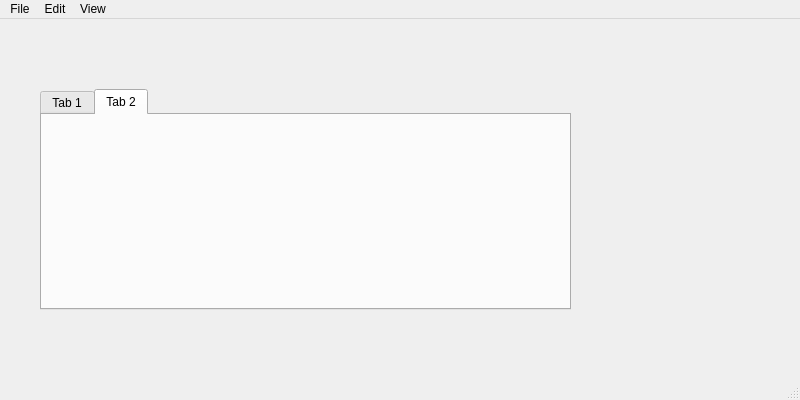
CS4311-spring-2020/pick-tool-team15-spicegirls, file ui/MainWindow.ui: the form before one commit.
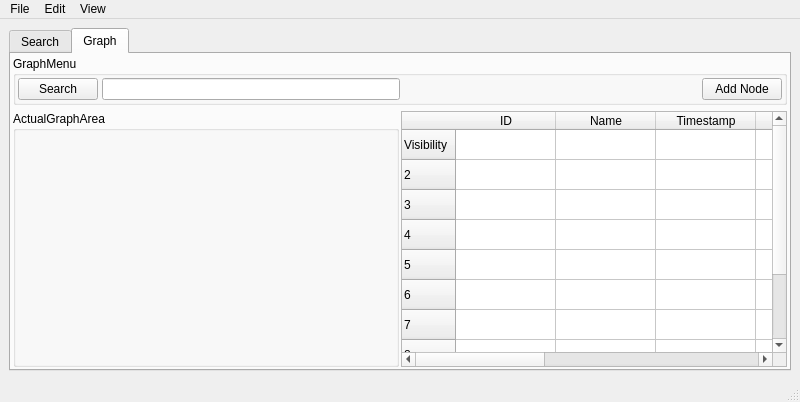
The form after the commit. The open tabs and pages were chosen to show the change.

Commit message: Udpate main window ui file

What changed in the file:
```diff
--- a/ui/MainWindow.ui
+++ b/ui/MainWindow.ui
@@ -7,7 +7,7 @@
     <x>0</x>
     <y>0</y>
     <width>800</width>
-    <height>400</height>
+    <height>402</height>
    </rect>
   </property>
   <property name="minimumSize">
@@ -20,40 +20,302 @@
    <string>MainWindow</string>
   </property>
   <widget class="QWidget" name="centralwidget">
-   <widget class="QWidget" name="horizontalLayoutWidget">
-    <property name="geometry">
-     <rect>
-      <x>40</x>
-      <y>20</y>
-      <width>531</width>
-      <height>31</height>
-     </rect>
-    </property>
-    <layout class="QHBoxLayout" name="horizontalLayout"/>
-   </widget>
-   <widget class="QTabWidget" name="tabWidget">
-    <property name="geometry">
-     <rect>
-      <x>40</x>
-      <y>70</y>
-      <width>531</width>
-      <height>221</height>
-     </rect>
-    </property>
-    <property name="currentIndex">
-     <number>1</number>
-    </property>
-    <widget class="QWidget" name="tab">
-     <attribute name="title">
-      <string>Tab 1</string>
-     </attribute>
-    </widget>
-    <widget class="QWidget" name="tab_2">
-     <attribute name="title">
-      <string>Tab 2</string>
-     </attribute>
-    </widget>
-   </widget>
+   <layout class="QGridLayout" name="gridLayout">
+    <item row="0" column="0">
+     <widget class="QTabWidget" name="tabWidget">
+      <property name="currentIndex">
+       <number>0</number>
+      </property>
+      <widget class="QWidget" name="SearchTab">
+       <attribute name="title">
+        <string>Search</string>
+       </attribute>
+       <layout class="QHBoxLayout" name="horizontalLayout_2" stretch="3,1">
+        <property name="spacing">
+         <number>2</number>
+        </property>
+        <property name="leftMargin">
+         <number>2</number>
+        </property>
+        <property name="topMargin">
+         <number>2</number>
+        </property>
+        <property name="rightMargin">
+         <number>2</number>
+        </property>
+        <property name="bottomMargin">
+         <number>2</number>
+        </property>
+        <item>
+         <layout class="QVBoxLayout" name="verticalLayout" stretch="1,10">
+          <property name="spacing">
+           <number>2</number>
+          </property>
+          <item>
+           <widget class="QGroupBox" name="groupBox_4">
+            <property name="title">
+             <string>GroupBox</string>
+            </property>
+            <layout class="QHBoxLayout" name="horizontalLayout_3">
+             <property name="spacing">
+              <number>2</number>
+             </property>
+             <property name="leftMargin">
+              <number>2</number>
+             </property>
+             <property name="topMargin">
+              <number>2</number>
+             </property>
+             <property name="rightMargin">
+              <number>2</number>
+             </property>
+             <property name="bottomMargin">
+              <number>2</number>
+             </property>
+             <item>
+              <widget class="QPushButton" name="graphSearchButton">
+               <property name="text">
+                <string>Search</string>
+               </property>
+              </widget>
+             </item>
+             <item>
+              <widget class="QLineEdit" name="lineEdit_2"/>
+             </item>
+             <item>
+              <spacer name="horizontalSpacer_2">
+               <property name="orientation">
+                <enum>Qt::Horizontal</enum>
+               </property>
+               <property name="sizeHint" stdset="0">
+                <size>
+                 <width>40</width>
+                 <height>20</height>
+                </size>
+               </property>
+              </spacer>
+             </item>
+             <item>
+              <widget class="QPushButton" name="filterButton">
+               <property name="text">
+                <string>Filter</string>
+               </property>
+              </widget>
+             </item>
+            </layout>
+           </widget>
+          </item>
+          <item>
+           <widget class="QTableWidget" name="tableWidget_2">
+            <property name="sortingEnabled">
+             <bool>true</bool>
+            </property>
+            <property name="rowCount">
+             <number>10</number>
+            </property>
+            <attribute name="horizontalHeaderDefaultSectionSize">
+             <number>120</number>
+            </attribute>
+            <row/>
+            <row/>
+            <row/>
+            <row/>
+            <row/>
+            <row/>
+            <row/>
+            <row/>
+            <row/>
+            <row/>
+            <column>
+             <property name="text">
+              <string>List number</string>
+             </property>
+            </column>
+            <column>
+             <property name="text">
+              <string>Log entry timestamp</string>
+             </property>
+            </column>
+            <column>
+             <property name="text">
+              <string>Log entry event</string>
+             </property>
+            </column>
+            <column>
+             <property name="text">
+              <string>Vector</string>
+             </property>
+            </column>
+           </widget>
+          </item>
+         </layout>
+        </item>
+        <item>
+         <widget class="QGroupBox" name="groupBox_3">
+          <property name="title">
+           <string>Reserved Area</string>
+          </property>
+         </widget>
+        </item>
+       </layout>
+      </widget>
+      <widget class="QWidget" name="GraphTab">
+       <attribute name="title">
+        <string>Graph</string>
+       </attribute>
+       <layout class="QVBoxLayout" name="verticalLayout_2" stretch="1,10">
+        <property name="leftMargin">
+         <number>2</number>
+        </property>
+        <property name="topMargin">
+         <number>2</number>
+        </property>
+        <property name="rightMargin">
+         <number>2</number>
+        </property>
+        <property name="bottomMargin">
+         <number>2</number>
+        </property>
+        <item>
+         <widget class="QGroupBox" name="groupBox">
+          <property name="title">
+           <string>GraphMenu</string>
+          </property>
+          <layout class="QGridLayout" name="gridLayout_2" columnstretch="1,5,5,1">
+           <property name="leftMargin">
+            <number>2</number>
+           </property>
+           <property name="topMargin">
+            <number>2</number>
+           </property>
+           <property name="rightMargin">
+            <number>2</number>
+           </property>
+           <property name="bottomMargin">
+            <number>2</number>
+           </property>
+           <property name="horizontalSpacing">
+            <number>4</number>
+           </property>
+           <property name="verticalSpacing">
+            <number>2</number>
+           </property>
+           <item row="0" column="0">
+            <widget class="QPushButton" name="pushButton">
+             <property name="text">
+              <string>Search</string>
+             </property>
+            </widget>
+           </item>
+           <item row="0" column="2">
+            <spacer name="horizontalSpacer">
+             <property name="orientation">
+              <enum>Qt::Horizontal</enum>
+             </property>
+             <property name="sizeHint" stdset="0">
+              <size>
+               <width>40</width>
+               <height>20</height>
+              </size>
+             </property>
+            </spacer>
+           </item>
+           <item row="0" column="1">
+            <widget class="QLineEdit" name="lineEdit"/>
+           </item>
+           <item row="0" column="3">
+            <widget class="QPushButton" name="pushButton_2">
+             <property name="text">
+              <string>Add Node</string>
+             </property>
+            </widget>
+           </item>
+          </layout>
+         </widget>
+        </item>
+        <item>
+         <layout class="QHBoxLayout" name="horizontalLayout" stretch="1,1">
+          <property name="spacing">
+           <number>2</number>
+          </property>
+          <item>
+           <widget class="QGroupBox" name="groupBox_2">
+            <property name="title">
+             <string>ActualGraphArea</string>
+            </property>
+           </widget>
+          </item>
+          <item>
+           <widget class="QTableWidget" name="tableWidget">
+            <property name="sortingEnabled">
+             <bool>true</bool>
+            </property>
+            <property name="rowCount">
+             <number>10</number>
+            </property>
+            <row>
+             <property name="text">
+              <string>Visibility</string>
+             </property>
+            </row>
+            <row/>
+            <row/>
+            <row/>
+            <row/>
+            <row/>
+            <row/>
+            <row/>
+            <row/>
+            <row/>
+            <column>
+             <property name="text">
+              <string>ID</string>
+             </property>
+            </column>
+            <column>
+             <property name="text">
+              <string>Name</string>
+             </property>
+            </column>
+            <column>
+             <property name="text">
+              <string>Timestamp</string>
+             </property>
+            </column>
+            <column>
+             <property name="text">
+              <string>Description</string>
+             </property>
+            </column>
+            <column>
+             <property name="text">
+              <string>Log Entry Reference</string>
+             </property>
+            </column>
+            <column>
+             <property name="text">
+              <string>Log Creator</string>
+             </property>
+            </column>
+            <column>
+             <property name="text">
+              <string>Event Type</string>
+             </property>
+            </column>
+            <column>
+             <property name="text">
+              <string>Icon Type</string>
+             </property>
+            </column>
+           </widget>
+          </item>
+         </layout>
+        </item>
+       </layout>
+      </widget>
+     </widget>
+    </item>
+   </layout>
   </widget>
   <widget class="QMenuBar" name="menubar">
    <property name="geometry">
```
